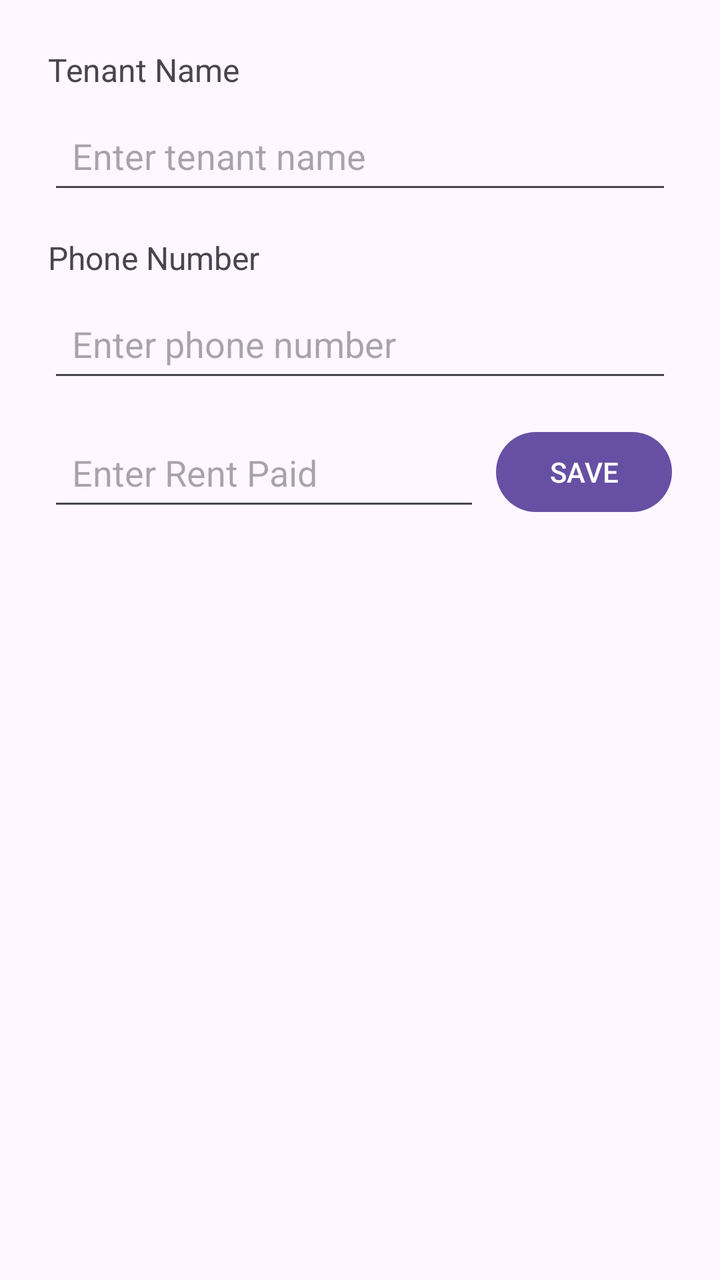
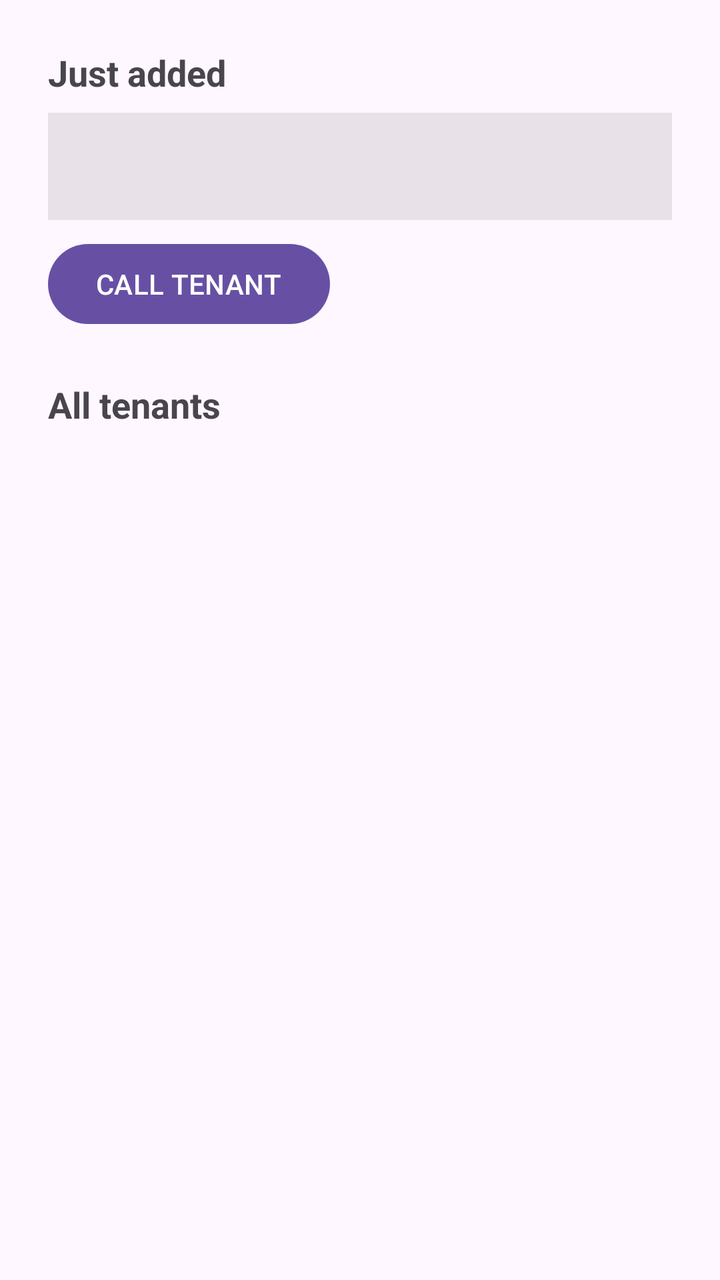

Two renders of the same Android screen: before a commit and after it. Below are the layout's source before the change and the commit's diff.
<!-- AndroidManifest.xml: application theme Theme.Tenantmanagementlab5 -->
<!-- res/layout/fragment_view_tenants.xml -->
<?xml version="1.0" encoding="utf-8"?>
<androidx.constraintlayout.widget.ConstraintLayout
    xmlns:android="http://schemas.android.com/apk/res/android"
    xmlns:app="http://schemas.android.com/apk/res-auto"
    android:layout_width="match_parent"
    android:layout_height="match_parent">
    <TextView
        android:id="@+id/tenantNameLabel"
        android:layout_width="wrap_content"
        android:layout_height="wrap_content"
        android:text="Tenant Name"
        android:textSize="16sp"
        android:layout_marginTop="24dp"
        android:layout_marginStart="24dp"
        app:layout_constraintTop_toTopOf="parent"
        app:layout_constraintStart_toStartOf="parent" />
    <EditText
        android:id="@+id/tenantNameEditText"
        android:layout_width="0dp"
        android:layout_height="wrap_content"
        android:hint="Enter tenant name"
        android:minHeight="48dp"
        android:padding="12dp"
        android:layout_marginTop="8dp"
        android:layout_marginStart="24dp"
        android:layout_marginEnd="24dp"
        app:layout_constraintTop_toBottomOf="@id/tenantNameLabel"
        app:layout_constraintStart_toStartOf="parent"
        app:layout_constraintEnd_toEndOf="parent" />

    <TextView
        android:id="@+id/phoneLabel"
        android:layout_width="wrap_content"
        android:layout_height="wrap_content"
        android:text="Phone Number"
        android:textSize="16sp"
        android:layout_marginTop="16dp"
        android:layout_marginStart="24dp"
        app:layout_constraintTop_toBottomOf="@id/tenantNameEditText"
        app:layout_constraintStart_toStartOf="parent" />
    <EditText
        android:id="@+id/phoneEditText"
        android:layout_width="0dp"
        android:layout_height="wrap_content"
        android:hint="Enter phone number"
        android:inputType="phone"
        android:minHeight="48dp"
        android:padding="12dp"
        android:layout_marginTop="8dp"
        android:layout_marginStart="24dp"
        android:layout_marginEnd="24dp"
        app:layout_constraintTop_toBottomOf="@id/phoneLabel"
        app:layout_constraintStart_toStartOf="parent"
        app:layout_constraintEnd_toEndOf="parent" />
    <EditText
        android:id="@+id/rentEditText"
        android:layout_width="0dp"
        android:layout_height="wrap_content"
        android:hint="Enter Rent Paid"
        android:inputType="numberDecimal"
        android:minHeight="48dp"
        android:padding="12dp"
        android:layout_marginStart="24dp"
        android:layout_marginTop="16dp"
        android:layout_marginEnd="8dp"
        app:layout_constraintTop_toBottomOf="@id/phoneEditText"
        app:layout_constraintStart_toStartOf="parent"
        app:layout_constraintEnd_toStartOf="@id/saveButton" />
    <Button
        android:id="@+id/saveButton"
        android:layout_width="wrap_content"
        android:layout_height="wrap_content"
        android:text="SAVE"
        android:layout_marginEnd="24dp"
        app:layout_constraintTop_toTopOf="@id/rentEditText"
        app:layout_constraintEnd_toEndOf="parent" />
</androidx.constraintlayout.widget.ConstraintLayout>
<!-- resources referenced by this layout -->
<resources>
  <style name="Theme.Tenantmanagementlab5" parent="Base.Theme.Tenantmanagementlab5" />
  <style name="Base.Theme.Tenantmanagementlab5" parent="Theme.Material3.DayNight.NoActionBar">
          
          
      </style>
</resources>

<!-- the commit's change to res/layout/fragment_view_tenants.xml (unified diff, before → after) -->
@@ -1,77 +1,83 @@
 <?xml version="1.0" encoding="utf-8"?>
-<androidx.constraintlayout.widget.ConstraintLayout
-    xmlns:android="http://schemas.android.com/apk/res/android"
-    xmlns:app="http://schemas.android.com/apk/res-auto"
-    android:layout_width="match_parent"
-    android:layout_height="match_parent">
-    <TextView
-        android:id="@+id/tenantNameLabel"
-        android:layout_width="wrap_content"
-        android:layout_height="wrap_content"
-        android:text="Tenant Name"
-        android:textSize="16sp"
-        android:layout_marginTop="24dp"
-        android:layout_marginStart="24dp"
-        app:layout_constraintTop_toTopOf="parent"
-        app:layout_constraintStart_toStartOf="parent" />
-    <EditText
-        android:id="@+id/tenantNameEditText"
-        android:layout_width="0dp"
-        android:layout_height="wrap_content"
-        android:hint="Enter tenant name"
-        android:minHeight="48dp"
-        android:padding="12dp"
-        android:layout_marginTop="8dp"
-        android:layout_marginStart="24dp"
-        android:layout_marginEnd="24dp"
-        app:layout_constraintTop_toBottomOf="@id/tenantNameLabel"
-        app:layout_constraintStart_toStartOf="parent"
-        app:layout_constraintEnd_toEndOf="parent" />
+<layout xmlns:android="http://schemas.android.com/apk/res/android"
+    xmlns:app="http://schemas.android.com/apk/res-auto">
 
-    <TextView
-        android:id="@+id/phoneLabel"
-        android:layout_width="wrap_content"
-        android:layout_height="wrap_content"
-        android:text="Phone Number"
-        android:textSize="16sp"
-        android:layout_marginTop="16dp"
-        android:layout_marginStart="24dp"
-        app:layout_constraintTop_toBottomOf="@id/tenantNameEditText"
-        app:layout_constraintStart_toStartOf="parent" />
-    <EditText
-        android:id="@+id/phoneEditText"
-        android:layout_width="0dp"
-        android:layout_height="wrap_content"
-        android:hint="Enter phone number"
-        android:inputType="phone"
-        android:minHeight="48dp"
-        android:padding="12dp"
-        android:layout_marginTop="8dp"
-        android:layout_marginStart="24dp"
-        android:layout_marginEnd="24dp"
-        app:layout_constraintTop_toBottomOf="@id/phoneLabel"
-        app:layout_constraintStart_toStartOf="parent"
-        app:layout_constraintEnd_toEndOf="parent" />
-    <EditText
-        android:id="@+id/rentEditText"
-        android:layout_width="0dp"
-        android:layout_height="wrap_content"
-        android:hint="Enter Rent Paid"
-        android:inputType="numberDecimal"
-        android:minHeight="48dp"
-        android:padding="12dp"
-        android:layout_marginStart="24dp"
-        android:layout_marginTop="16dp"
-        android:layout_marginEnd="8dp"
-        app:layout_constraintTop_toBottomOf="@id/phoneEditText"
-        app:layout_constraintStart_toStartOf="parent"
-        app:layout_constraintEnd_toStartOf="@id/saveButton" />
-    <Button
-        android:id="@+id/saveButton"
-        android:layout_width="wrap_content"
-        android:layout_height="wrap_content"
-        android:text="SAVE"
-        android:layout_marginEnd="24dp"
-        app:layout_constraintTop_toTopOf="@id/rentEditText"
-        app:layout_constraintEnd_toEndOf="parent" />
-</androidx.constraintlayout.widget.ConstraintLayout>
+    <data>
+        <variable
+            name="tenant"
+            type="com.lab5.tenantmanagementlab5.Tenant" />
+    </data>
+
+    <ScrollView
+        android:layout_width="match_parent"
+        android:layout_height="match_parent">
+
+        <androidx.constraintlayout.widget.ConstraintLayout
+            android:layout_width="match_parent"
+            android:layout_height="wrap_content"
+            android:padding="24dp">
+
+            <TextView
+                android:id="@+id/newTenantLabel"
+                android:layout_width="wrap_content"
+                android:layout_height="wrap_content"
+                android:text="Just added"
+                android:textSize="18sp"
+                android:textStyle="bold"
+                app:layout_constraintTop_toTopOf="parent"
+                app:layout_constraintStart_toStartOf="parent" />
+
+            <TextView
+                android:id="@+id/newTenantTextView"
+                android:layout_width="0dp"
+                android:layout_height="wrap_content"
+                android:text="@{tenant.summary()}"
+                android:textSize="16sp"
+                android:padding="16dp"
+                android:background="#E8E1E7"
+                android:layout_marginTop="8dp"
+                app:layout_constraintTop_toBottomOf="@id/newTenantLabel"
+                app:layout_constraintStart_toStartOf="parent"
+                app:layout_constraintEnd_toEndOf="parent" />
+
+            <Button
+                android:id="@+id/callButton"
+                android:layout_width="wrap_content"
+                android:layout_height="wrap_content"
+                android:text="CALL TENANT"
+                android:layout_marginTop="8dp"
+                app:layout_constraintTop_toBottomOf="@id/newTenantTextView"
+                app:layout_constraintStart_toStartOf="parent" />
+
+            <androidx.constraintlayout.widget.Group
+                android:id="@+id/newTenantGroup"
+                android:layout_width="wrap_content"
+                android:layout_height="wrap_content"
+                app:constraint_referenced_ids="newTenantLabel,newTenantTextView,callButton" />
+
+            <TextView
+                android:id="@+id/allTenantsLabel"
+                android:layout_width="wrap_content"
+                android:layout_height="wrap_content"
+                android:text="All tenants"
+                android:textSize="18sp"
+                android:textStyle="bold"
+                android:layout_marginTop="24dp"
+                app:layout_goneMarginTop="0dp"
+                app:layout_constraintTop_toBottomOf="@id/callButton"
+                app:layout_constraintStart_toStartOf="parent" />
+
+            <TextView
+                android:id="@+id/allTenantsTextView"
+                android:layout_width="0dp"
+                android:layout_height="wrap_content"
+                android:textSize="16sp"
+                android:lineSpacingExtra="4dp"
+                android:layout_marginTop="8dp"
+                app:layout_constraintTop_toBottomOf="@id/allTenantsLabel"
+                app:layout_constraintStart_toStartOf="parent"
+                app:layout_constraintEnd_toEndOf="parent" />
+
+        </androidx.constraintlayout.widget.ConstraintLayout>
+    </ScrollView>
+</layout>
